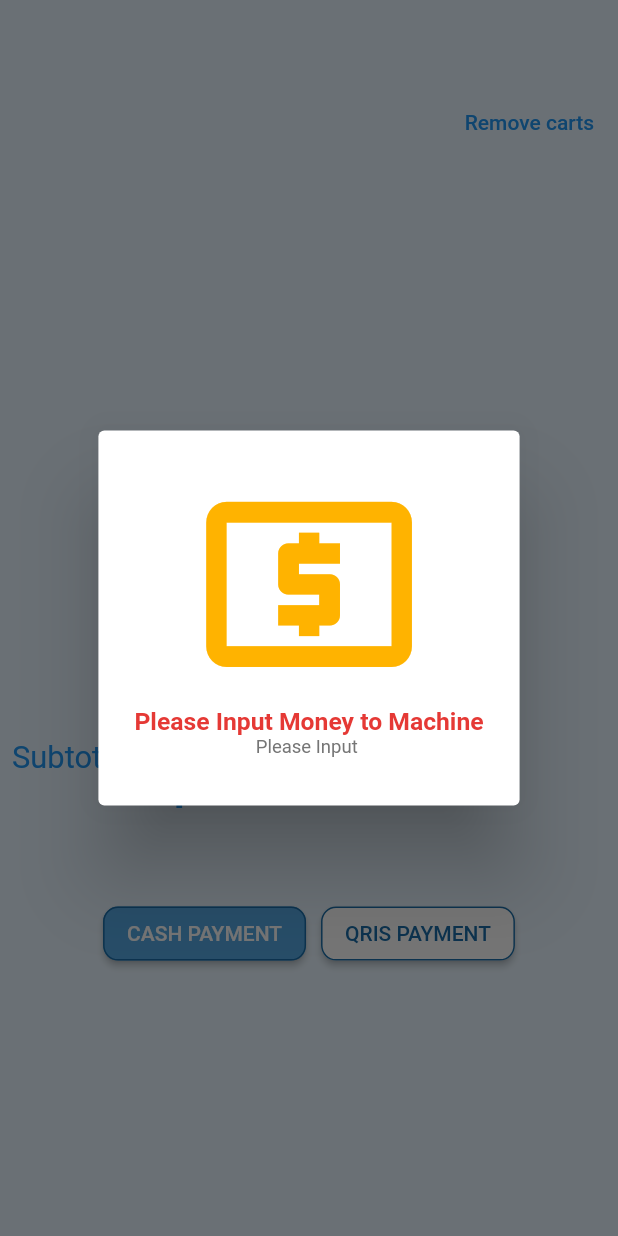
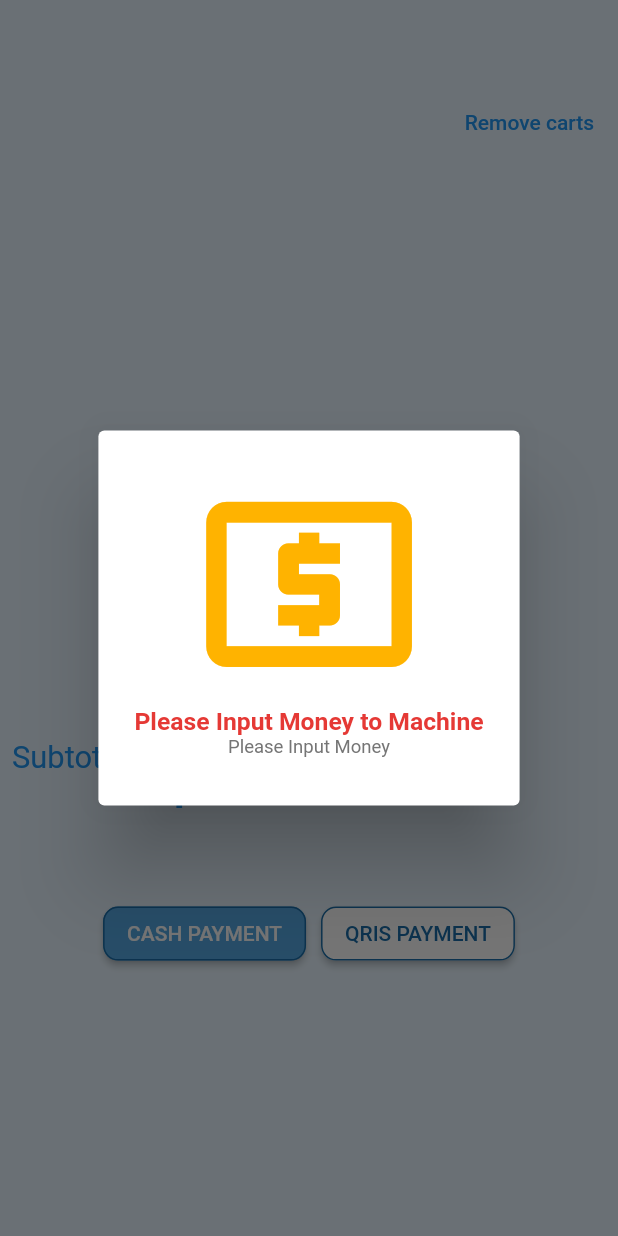
Before and after one commit to elmoagusti/isolution, a Flutter app: the CartPage screen opened directly, after a tap on "CASH PAYMENT", on a phone screen of 412 x 824 dp. Run offline on Flutter 3.47's test engine with Material 2 defaults, Android fonts, the phone set to English and light mode, and no system bars; our stand-ins replace get, qr_flutter.

Commit message:
modified:   lib/view/cartpage.dart

```diff
--- a/lib/view/cartpage.dart
+++ b/lib/view/cartpage.dart
@@ -128,7 +128,7 @@ class CartPage extends StatelessWidget {
                           ),
                         ),
                         onPressed: () {
-                          message(context, "Please Input ", false);
+                          message(context, "Please Input Money", false);
 
                           //fake process data to APi
                           Timer(const Duration(seconds: 10), () {
```
